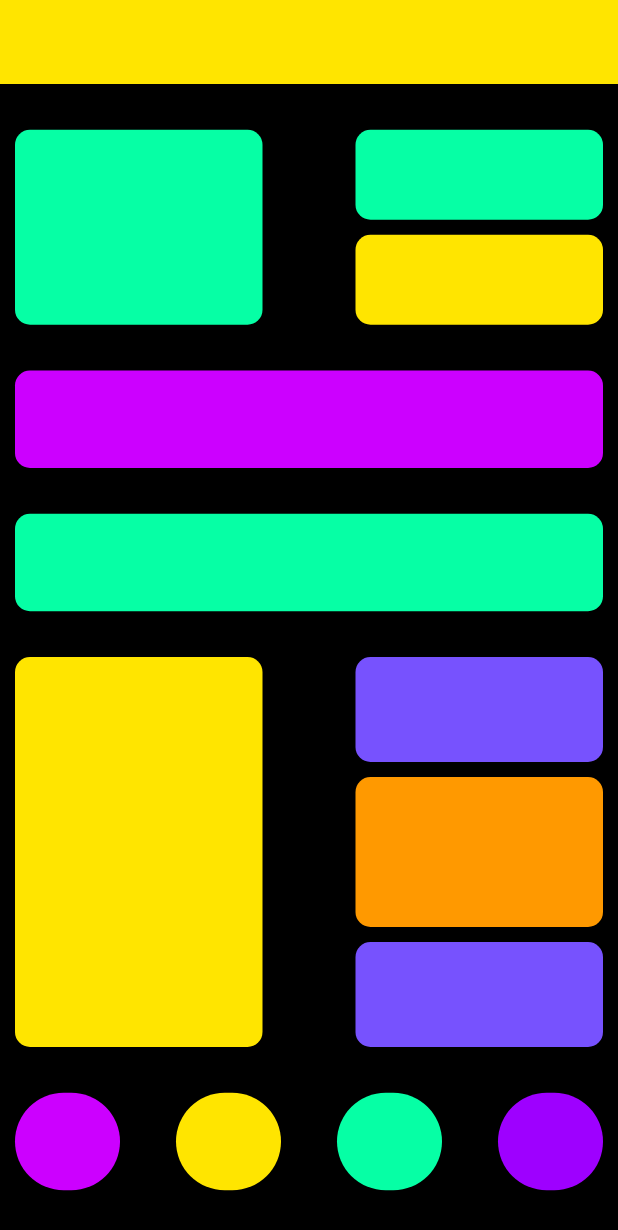
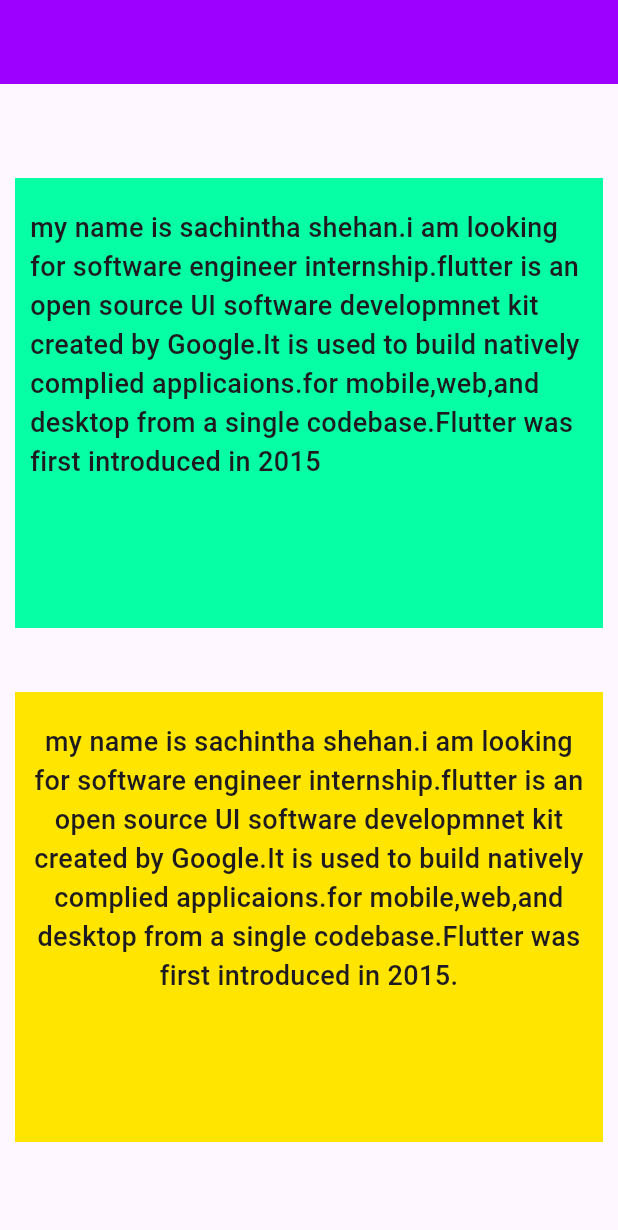
Before and after one commit to sachishehan/Flutter-Layout, a Flutter app: the screen it shows after launch, on a phone screen of 412 x 824 dp. Shown: the top 1230 px of the screen. Run offline on Flutter 3.47's test engine with Material 3 defaults, Android fonts, the phone set to English and light mode, and no system bars.

Commit message:
layout 5

```diff
--- a/lib/main.dart
+++ b/lib/main.dart
@@ -206,171 +206,67 @@
 
 //4th laout
 
+//
+
+
+//5th layout
 import 'package:flutter/material.dart';
 
-void main() {
+void main(){
   runApp(MyApp());
 }
 
 class MyApp extends StatelessWidget {
   const MyApp({super.key});
 
-  //variable
-  final double borderRadius = 10;
-  final double circleWidthAndHeight = 70;
-  final double containerHeight = 130;
-  final double containerWeight = 165;
-
   @override
   Widget build(BuildContext context) {
     return MaterialApp(
       debugShowCheckedModeBanner: false,
-      title: "layout 4",
+      title: "Layout 5",
       home: Scaffold(
-        backgroundColor: Colors.black,
         appBar: AppBar(
-          backgroundColor: Color(0xFFFFE500),
+          backgroundColor: Color(0xff9E00FF),
         ),
         body: Padding(
-          padding: const EdgeInsets.symmetric(horizontal: 10),
+          padding: const EdgeInsets.symmetric(
+            horizontal: 10,
+            vertical: 20,
+          ),
           child: Column(
             mainAxisAlignment: MainAxisAlignment.spaceEvenly,
             children: [
-              SizedBox(
-                height: containerHeight,
+              Container(
+                padding: EdgeInsets.symmetric(
+                  vertical: 20,
+                  horizontal: 10,
+                ),
                 width: double.infinity,
-                child: Row(
-                  mainAxisAlignment: MainAxisAlignment.spaceBetween,
-                  children: [
-                    Container(
-                      height: containerHeight,
-                      width: containerWeight,
-                      decoration: BoxDecoration(
-                        borderRadius: BorderRadius.circular(borderRadius),
-                        color: Color(0xff06FFA5),
-                      ),
-                    ),
-                    Column(
-                      mainAxisAlignment: MainAxisAlignment.spaceBetween,
-                      children: [
-                        Container(
-                          height: 60,
-                          width: containerWeight,
-                          decoration: BoxDecoration(
-                            color: Color(0xff06FFA5),
-                            borderRadius: BorderRadius.circular(borderRadius),
-                          ),
-                        ),
-                        Container(
-                          height: 60,
-                          width: containerWeight,
-                          decoration: BoxDecoration(
-                            color: Color(0xffFFE500),
-                            borderRadius: BorderRadius.circular(borderRadius),
-                          ),
-                        ),
-                      ],
-                    ),
-                  ],
+                height: 300,
+                color: Color(0xff06FFA5),
+                child: Text(
+                  "my name is sachintha shehan.i am looking for software engineer internship.flutter is an open source UI software developmnet kit created by Google.It is used to build natively complied applicaions.for mobile,web,and desktop from a single codebase.Flutter was first introduced in 2015",
+                  style: TextStyle(
+                    fontSize: 18,
+                    fontWeight: FontWeight.w500,
+                  ),
                 ),
               ),
               Container(
-                height: containerHeight / 2,
+                padding: EdgeInsets.symmetric(
+                  vertical: 20,
+                  horizontal: 10,
+                ),
                 width: double.infinity,
-                decoration: BoxDecoration(
-                  borderRadius: BorderRadius.circular(borderRadius),
-                  color: Color(0xffCC00FF),
-                ),
-              ),
-              Container(
-                height:containerHeight / 2,
-                width: double.infinity,
-                decoration: BoxDecoration(
-                  borderRadius: BorderRadius.circular(borderRadius),
-                  color: Color(0xff06FFA5),
-                ),
-              ),
-              SizedBox(
-                height: containerHeight * 2,
-                width: double.infinity,
-                child: Row(
-                  mainAxisAlignment: MainAxisAlignment.spaceBetween,
-                  children: [
-                    Container(
-                      height: containerHeight * 2,
-                      width: containerWeight,
-                      decoration: BoxDecoration(
-                        borderRadius: BorderRadius.circular(borderRadius),
-                        color: Color(0xffFFE500),
-                      ),
-                    ),
-                    Column(
-                      mainAxisAlignment: MainAxisAlignment.spaceBetween,
-                      children: [
-                        Container(
-                          height: 70,
-                          width: containerWeight,
-                          decoration: BoxDecoration(
-                            borderRadius: BorderRadius.circular(borderRadius),
-                            color: Color(0xff7752fe),
-                          ),
-                        ),
-                        Container(
-                          height: 100,
-                          width: containerWeight,
-                          decoration: BoxDecoration(
-                            borderRadius: BorderRadius.circular(borderRadius),
-                            color: Color(0xffFF9900),
-                          ),
-                        ),
-                        Container(
-                          height: 70,
-                          width: containerWeight,
-                          decoration: BoxDecoration(
-                            borderRadius: BorderRadius.circular(borderRadius),
-                            color: Color(0xff7752fe),
-                          ),
-                        ),
-                      ],
-                    ),
-                  ],
-                ),
-              ),
-              SizedBox(
-                height: containerHeight / 2,
-                width: double.infinity,
-                child: Row(
-                  mainAxisAlignment: MainAxisAlignment.spaceBetween,
-                  children: [
-                    Container(
-                      width: circleWidthAndHeight,
-                      height: circleWidthAndHeight,
-                      decoration: BoxDecoration(
-                          color: Color(0xffCC00FF),
-                          borderRadius: BorderRadius.circular(100)),
-                    ),
-                    Container(
-                      width: circleWidthAndHeight,
-                      height: circleWidthAndHeight,
-                      decoration: BoxDecoration(
-                          color: Color(0xffFFE500),
-                          borderRadius: BorderRadius.circular(100)),
-                    ),
-                    Container(
-                      width: circleWidthAndHeight,
-                      height: circleWidthAndHeight,
-                      decoration: BoxDecoration(
-                          color: Color(0xff06FFA5),
-                          borderRadius: BorderRadius.circular(100)),
-                    ),
-                    Container(
-                      width: circleWidthAndHeight,
-                      height: circleWidthAndHeight,
-                      decoration: BoxDecoration(
-                          color: Color(0xff9E00FF),
-                          borderRadius: BorderRadius.circular(100)),
-                    ),
-                  ],
+                height: 300,
+                color: Color(0xffFFE500),
+                child: Text(
+                  "my name is sachintha shehan.i am looking for software engineer internship.flutter is an open source UI software developmnet kit created by Google.It is used to build natively complied applicaions.for mobile,web,and desktop from a single codebase.Flutter was first introduced in 2015.",
+                  style: TextStyle(
+                    fontSize: 18,
+                    fontWeight: FontWeight.w500,
+                  ),
+                  textAlign: TextAlign.center,
                 ),
               ),
             ],
```
Also changed, not shown: pubspec.lock, 125 other files.
